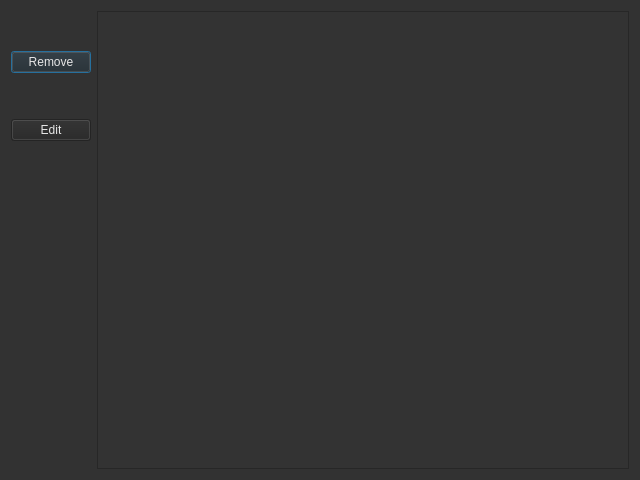
The window that forms/cardbrows.ui (Dartmoor777/English-learner) describes before a commit, drawn with Qt 5.
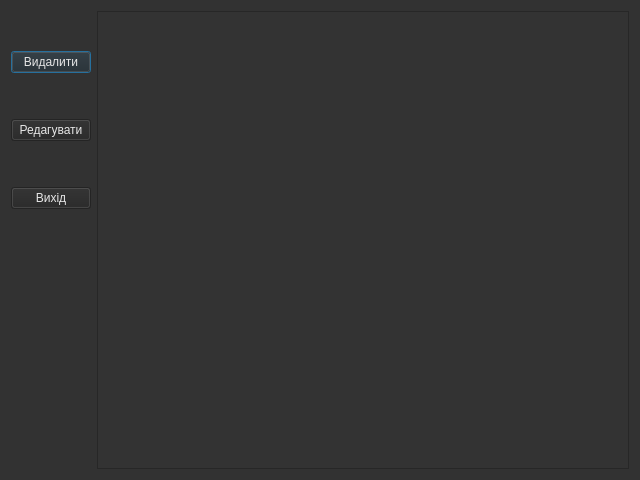
The same window after the commit. Icons and pictures are not drawn.

What changed in the file:
```diff
--- a/forms/cardbrows.ui
+++ b/forms/cardbrows.ui
@@ -189,7 +189,7 @@
           <enum>Qt::TabFocus</enum>
          </property>
          <property name="text">
-          <string>Remove</string>
+          <string>Видалити</string>
          </property>
         </widget>
        </item>
@@ -215,7 +215,30 @@
           <enum>Qt::TabFocus</enum>
          </property>
          <property name="text">
-          <string>Edit</string>
+          <string>Редагувати</string>
+         </property>
+        </widget>
+       </item>
+       <item>
+        <spacer name="verticalSpacer_4">
+         <property name="orientation">
+          <enum>Qt::Vertical</enum>
+         </property>
+         <property name="sizeType">
+          <enum>QSizePolicy::Preferred</enum>
+         </property>
+         <property name="sizeHint" stdset="0">
+          <size>
+           <width>20</width>
+           <height>40</height>
+          </size>
+         </property>
+        </spacer>
+       </item>
+       <item>
+        <widget class="QPushButton" name="pushButton_3">
+         <property name="text">
+          <string>Вихід</string>
          </property>
         </widget>
        </item>
```
Left out of the diff: 4 changed lines with no effect on the pictures.
